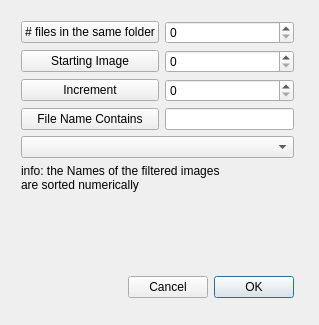
Qt form v3d_main/v3d/import_images_tool.ui (CBL-ORION/Vaa3D-mirror) before a commit.
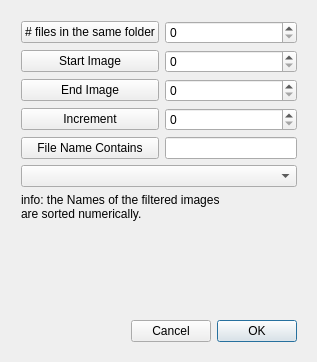
The same form after that commit.

Commit message: v2.848 add the end number control for importing file dialog

Diff of the .ui file:
```diff
--- a/v3d_main/v3d/import_images_tool.ui
+++ b/v3d_main/v3d/import_images_tool.ui
@@ -6,8 +6,8 @@
    <rect>
     <x>0</x>
     <y>0</y>
-    <width>319</width>
-    <height>325</height>
+    <width>317</width>
+    <height>362</height>
    </rect>
   </property>
   <property name="windowTitle">
@@ -18,8 +18,8 @@
     <rect>
      <x>21</x>
      <y>21</y>
-     <width>273</width>
-     <height>277</height>
+     <width>276</width>
+     <height>321</height>
     </rect>
    </property>
    <layout class="QVBoxLayout" name="verticalLayout">
@@ -38,43 +38,53 @@
       <item row="1" column="0">
        <widget class="QPushButton" name="startimgButton">
         <property name="text">
-         <string>Starting Image</string>
+         <string>Start Image</string>
         </property>
        </widget>
       </item>
       <item row="1" column="1">
        <widget class="QSpinBox" name="startimgBox"/>
       </item>
-      <item row="2" column="0">
+      <item row="3" column="0">
        <widget class="QPushButton" name="incButton">
         <property name="text">
          <string>Increment</string>
         </property>
        </widget>
       </item>
-      <item row="2" column="1">
+      <item row="3" column="1">
        <widget class="QSpinBox" name="incBox"/>
       </item>
-      <item row="3" column="0">
+      <item row="4" column="0">
        <widget class="QPushButton" name="filterButton">
         <property name="text">
          <string>File Name Contains</string>
         </property>
        </widget>
       </item>
-      <item row="3" column="1">
+      <item row="4" column="1">
        <widget class="QLineEdit" name="filterEdit"/>
       </item>
-      <item row="4" column="0" colspan="2">
+      <item row="5" column="0" colspan="2">
        <widget class="QComboBox" name="comboPack"/>
       </item>
+      <item row="2" column="0">
+       <widget class="QPushButton" name="startimgButton_2">
+        <property name="text">
+         <string>End Image</string>
+        </property>
+       </widget>
+      </item>
+      <item row="2" column="1">
+       <widget class="QSpinBox" name="endimgBox"/>
+      </item>
      </layout>
     </item>
     <item>
      <widget class="QLabel" name="label">
       <property name="text">
        <string>info: the Names of the filtered images 
-are sorted numerically</string>
+are sorted numerically.</string>
       </property>
      </widget>
     </item>
```
Left out of the diff: 16 changed lines with no effect on the pictures. The commit also changes 3 other files.
